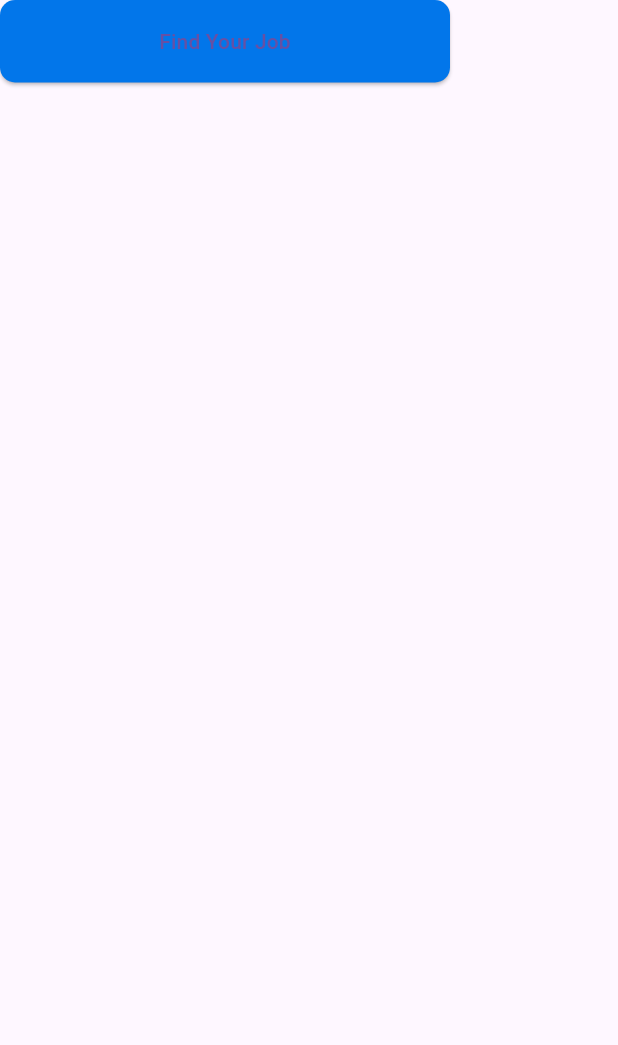
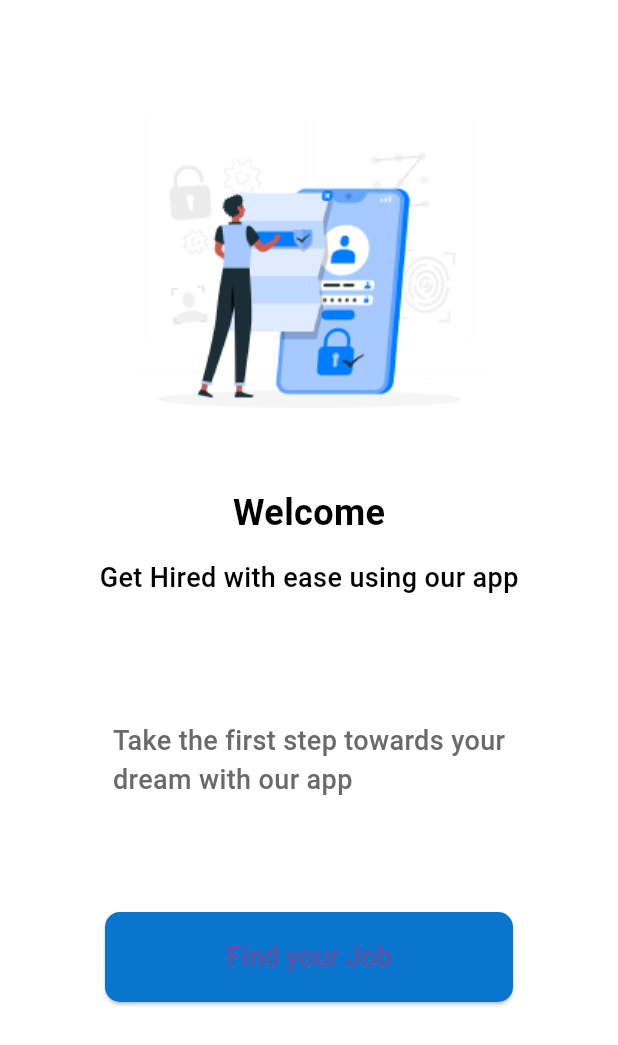
Before and after one commit to mirsadkt/campus-recruitment, a Flutter app: the screen it shows after launch, on a phone screen of 412 x 824 dp. Shown: the top 1045 px of the screen. Run offline on Flutter 3.47's test engine with Material 3 defaults, Android fonts, the phone set to English and light mode, and no system bars.

Commit message:
First Page ready

```diff
--- a/lib/home.dart
+++ b/lib/home.dart
@@ -1,4 +1,4 @@
-// ignore_for_file: avoid_print, prefer_const_constructors, sort_child_properties_last
+// ignore_for_file: avoid_print, prefer_const_constructors, avoid_unnecessary_containers, sized_box_for_whitespace
 
 import 'package:flutter/material.dart';
 
@@ -15,30 +15,74 @@ class _MyHomePageState extends State<MyHomePage> {
     return MaterialApp(
       debugShowCheckedModeBanner: false,
       home: Scaffold(
+          backgroundColor: Colors.white,
           body: Column(
             children: [
-
-
-            SizedBox(
-              height: 55,
-              width: 300,
+              Center(
+                child: Padding(
+                  padding: const EdgeInsets.only(top: 45),
+                  child: Image(
+                    image: AssetImage("assets/imgtwo.png"),
+                    height: 270,
+                    width: 270,
+                  ),
+                ),
+              ),
+              Padding(
+                padding: const EdgeInsets.only(top: 10),
+                child: Text("Welcome",
+                    style: TextStyle(
+                        fontSize: 24,
+                        fontWeight: FontWeight.w700,
+                        color: Color.fromARGB(255, 0, 0, 0))),
+              ),
+              Padding(
+                padding: const EdgeInsets.all(13.0),
+                child: Text(
+                  "Get Hired with ease using our app",
+                  style: TextStyle(
+                      fontSize: 18,
+                      fontWeight: FontWeight.w500,
+                      color: Color.fromARGB(255, 0, 0, 0)),
+                ),
+              ),
+              Padding(
+                padding: const EdgeInsets.only(top: 70),
+                child: Text(
+                  "Take the first step towards your\ndream with our app",
+                  style: TextStyle(
+                    color: Color.fromARGB(255, 108, 105, 108),
+                    fontWeight: FontWeight.w500,
+                    fontSize: 18,
+                  ),
+                ),
+              ),
+              Padding(
+                padding: const EdgeInsets.only(top: 75),
+                child: Container(
+                  height: 60,
+                  width: 272,
                   child: ElevatedButton(
                       onPressed: () {
-                  print("Button Pressed");
+                        print("Go to login ");
                       },
-                child: Text("Find Your Job"),
                       style: ElevatedButton.styleFrom(
-                    backgroundColor: Color.fromRGBO(2, 118, 234, 100),
                         shape: RoundedRectangleBorder(
                           borderRadius: BorderRadius.circular(10),
-                    )
-
                         ),
+                        backgroundColor: Color.fromARGB(255, 10, 117, 205),
+                      ),
+                      child: Text(
+                        "Find your Job",
+                        style: TextStyle(
+                          fontWeight: FontWeight.w500,
+                          fontSize: 18,
+                        ),
+                      )),
                 ),
               )
             ],
-        ),
-      ),
+          )),
     );
   }
 }
```
Also changed, not shown: assets/imgone.jpg (added), assets/imgtwo.png (added). Lines whose indentation alone changed are shown as unchanged.
